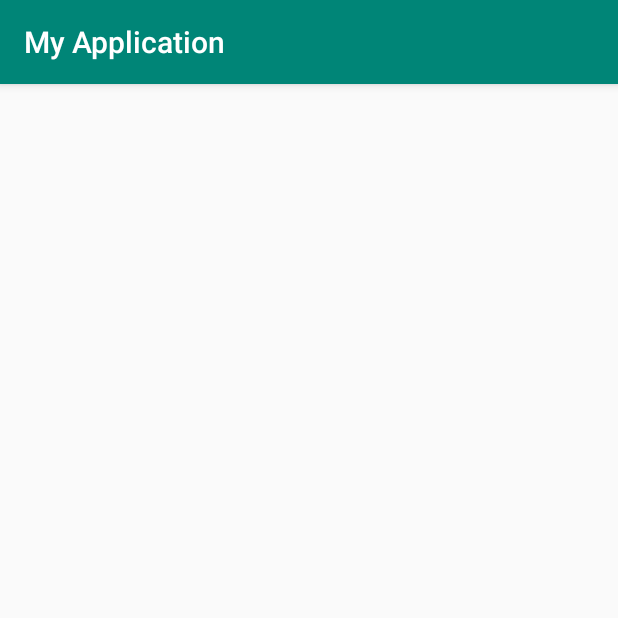
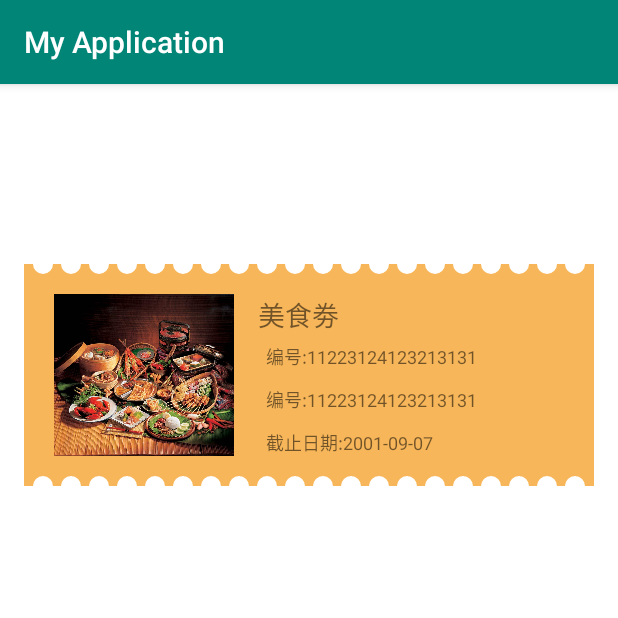
Before and after one commit to YangRT/MyApplication, an Android app: the screen it shows after launch (MainActivity), on a phone screen of 412 x 824 dp, the top half of it. Run offline under Robolectric (Android 15) with nearby library versions, the phone set to English and light mode, and no system bars.

Commit message:
add demo

```diff
--- /dev/null
+++ b/app/src/main/java/com/example/administrator/myapplication/view/CouponDisplayView/CouponDisplayView.java
@@ -0,0 +1,60 @@
+package com.example.administrator.myapplication.view.CouponDisplayView;
+
+import android.content.Context;
+import android.graphics.Canvas;
+import android.graphics.Color;
+import android.graphics.Paint;
+import android.support.annotation.Nullable;
+import android.util.AttributeSet;
+import android.widget.LinearLayout;
+
+public class CouponDisplayView extends LinearLayout {
+
+    private Paint mPaint;
+
+    // 圆间距
+    private float gap = 8;
+
+    // 半径
+    private float radius = 10;
+
+    // 圆数量
+    private int circleNum;
+
+    private float remain;
+
+    public CouponDisplayView(Context context) {
+        this(context,null);
+    }
+
+    public CouponDisplayView(Context context, @Nullable AttributeSet attrs) {
+        this(context, attrs,0);
+    }
+
+    public CouponDisplayView(Context context, @Nullable AttributeSet attrs, int defStyleAttr) {
+        super(context, attrs, defStyleAttr);
+        mPaint = new Paint(Paint.ANTI_ALIAS_FLAG);
+        mPaint.setDither(true);
+        mPaint.setColor(Color.WHITE);
+        mPaint.setStyle(Paint.Style.FILL);
+    }
+
+    @Override
+    protected void onSizeChanged(int w, int h, int oldw, int oldh) {
+        super.onSizeChanged(w, h, oldw, oldh);
+        if (remain==0){
+            remain = (int)(w-gap)%(2*radius+gap);
+        }
+        circleNum = (int) ((w-gap)/(2*radius+gap));
+    }
+
+    @Override
+    protected void onDraw(Canvas canvas) {
+        super.onDraw(canvas);
+        for (int i=0;i<circleNum;i++){
+            float x = gap+radius+remain/2+((gap+radius*2)*i);
+            canvas.drawCircle(x,0,radius,mPaint);
+            canvas.drawCircle(x,getHeight(),radius,mPaint);
+        }
+    }
+}
--- a/app/src/main/res/layout/activity_main.xml
+++ b/app/src/main/res/layout/activity_main.xml
@@ -4,10 +4,58 @@
     xmlns:android="http://schemas.android.com/apk/res/android"
     xmlns:app="http://schemas.android.com/apk/res-auto"
     xmlns:tools="http://schemas.android.com/tools"
+    android:background="#ffffff"
     android:layout_width="match_parent"
     android:layout_height="match_parent"
+    android:paddingLeft="16dp"
+    android:paddingRight="16dp"
+    android:paddingTop="20dp"
     tools:context=".view.MainActivity">
-    <com.example.administrator.myapplication.view.heartview.HeartView
-        android:layout_width="match_parent"
-        android:layout_height="match_parent"/>
+   <com.example.administrator.myapplication.view.CouponDisplayView.CouponDisplayView
+       android:orientation="horizontal"
+       android:layout_marginTop="100dp"
+       android:background="#f7b659"
+       android:padding="20dp"
+       android:layout_width="match_parent"
+       android:layout_height="wrap_content">
+       <ImageView
+           android:layout_width="120dp"
+           android:layout_height="match_parent"
+           android:src="@drawable/food"
+           android:scaleType="centerCrop"/>
+       <LinearLayout
+           android:layout_width="match_parent"
+           android:layout_height="wrap_content"
+           android:orientation="vertical"
+           android:paddingLeft="16dp">
+           <TextView
+               android:layout_width="wrap_content"
+               android:layout_height="wrap_content"
+               android:textSize="18dp"
+               android:text="美食劵"
+               />
+           <TextView
+               android:layout_width="wrap_content"
+               android:layout_height="wrap_content"
+               android:textSize="12dp"
+               android:padding="5dp"
+               android:text="编号:11223124123213131"
+               />
+           <TextView
+               android:layout_width="wrap_content"
+               android:layout_height="wrap_content"
+               android:textSize="12dp"
+               android:padding="5dp"
+               android:text="编号:11223124123213131"
+               />
+           <TextView
+               android:layout_width="wrap_content"
+               android:layout_height="wrap_content"
+               android:textSize="12dp"
+               android:paddingLeft="5dp"
+               android:paddingTop="5dp"
+               android:text="截止日期:2001-09-07"
+               />
+       </LinearLayout>
+   </com.example.administrator.myapplication.view.CouponDisplayView.CouponDisplayView>
 </LinearLayout>
```
Also changed, not shown: app/src/main/res/drawable/food.jpg (added).
